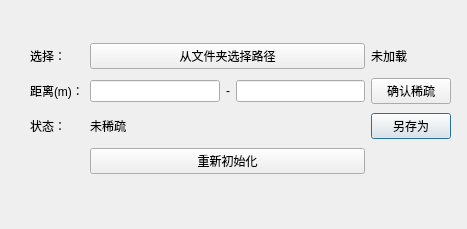
This is RouteSparseDialog.ui in IRLSCU/QtController as Qt 5 draws it before an edit. The edited form follows.
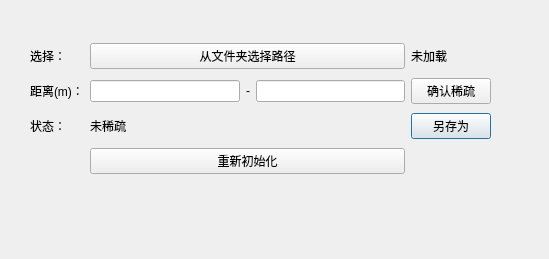
This is the edited form.

Patch:
```diff
--- a/RouteSparseDialog.ui
+++ b/RouteSparseDialog.ui
@@ -6,8 +6,8 @@
    <rect>
     <x>0</x>
     <y>0</y>
-    <width>467</width>
-    <height>229</height>
+    <width>549</width>
+    <height>259</height>
    </rect>
   </property>
   <property name="windowTitle">
@@ -18,7 +18,7 @@
     <rect>
      <x>30</x>
      <y>40</y>
-     <width>421</width>
+     <width>461</width>
      <height>141</height>
     </rect>
    </property>
@@ -78,7 +78,7 @@
     <item row="1" column="2">
      <widget class="QLabel" name="loadStatusLabel">
       <property name="text">
-       <string>未加载</string>
+       <string>未加载             </string>
       </property>
      </widget>
     </item>
```
